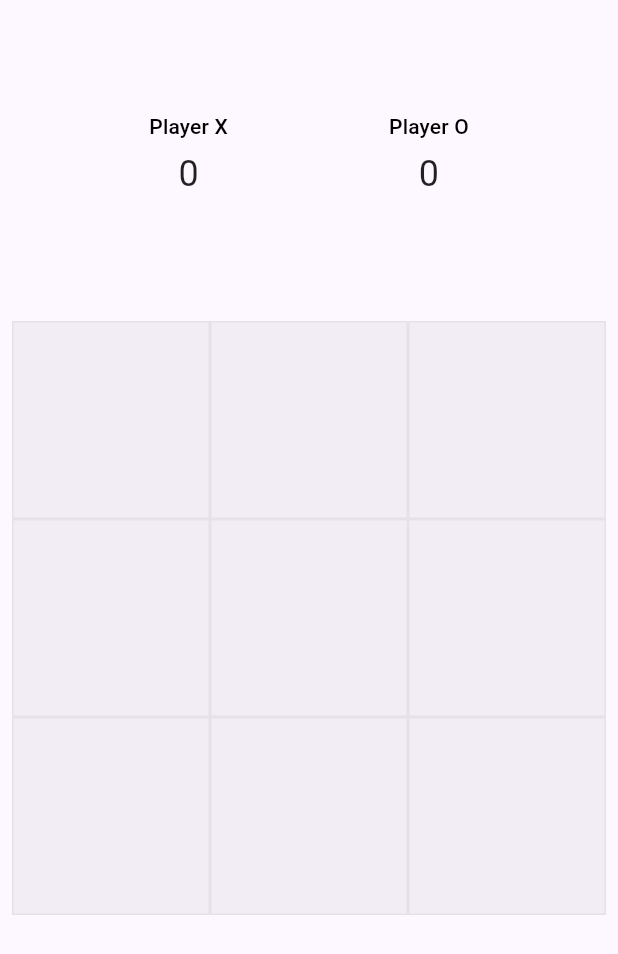
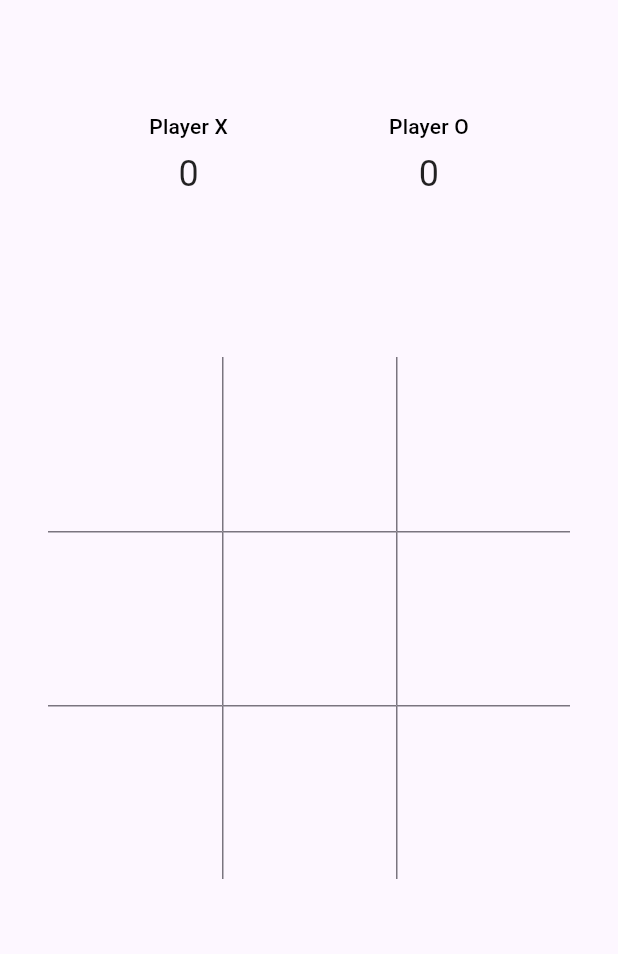
Before and after one commit to ashenafiDL/PRODIGY_AD_04, a Flutter app: the screen it shows after launch, on a phone screen of 412 x 824 dp. Shown: the top 954 px of the screen. Run offline on Flutter 3.47's test engine with Material 3 defaults, Android fonts, the phone set to English and light mode, and no system bars.

```diff
--- a/lib/screens/home_page.dart
+++ b/lib/screens/home_page.dart
@@ -70,7 +70,7 @@ class _HomePageState extends State<HomePage> {
 
   Widget _buildGameArea(ThemeData theme) {
     return Padding(
-      padding: const EdgeInsets.all(8.0),
+      padding: const EdgeInsets.all(32.0),
       child: GridView.builder(
         gridDelegate: const SliverGridDelegateWithFixedCrossAxisCount(
           crossAxisCount: 3,
@@ -81,9 +81,19 @@ class _HomePageState extends State<HomePage> {
             onTap: () => _handleTap(index),
             child: Container(
               decoration: BoxDecoration(
-                color: theme.colorScheme.surfaceContainer,
-                border: Border.all(
-                  color: theme.colorScheme.surfaceContainerHighest,
+                border: Border(
+                  top: index >= 3
+                      ? BorderSide(
+                          width: 1,
+                          color: Theme.of(context).dividerColor,
+                        )
+                      : BorderSide.none,
+                  left: index % 3 != 0
+                      ? BorderSide(
+                          width: 1,
+                          color: Theme.of(context).dividerColor,
+                        )
+                      : BorderSide.none,
                 ),
               ),
               child: Center(
@@ -179,7 +189,7 @@ class _HomePageState extends State<HomePage> {
         winCount["o"] = winCount["o"]! + 1;
       }
 
-      _showDialog(winner);
+      _showDialog(winner.toUpperCase());
       _items.fillRange(0, 9, "");
     } else if (!_items.contains("")) {
       _showDialog("Draw");
@@ -194,8 +204,23 @@ class _HomePageState extends State<HomePage> {
         title: Text("Winner: $winner"),
         actions: [
           TextButton(
+            onPressed: () {
+              setState(() {
+                winCount["x"] = 0;
+                winCount["o"] = 0;
+              });
+              Navigator.of(context).pop();
+            },
+            child: Text(
+              "Reset",
+              style: TextStyle(
+                color: Theme.of(context).colorScheme.error,
+              ),
+            ),
+          ),
+          TextButton(
             onPressed: () => Navigator.of(context).pop(),
-            child: const Text("OK"),
+            child: const Text("Play Again"),
           ),
         ],
       ),
```
